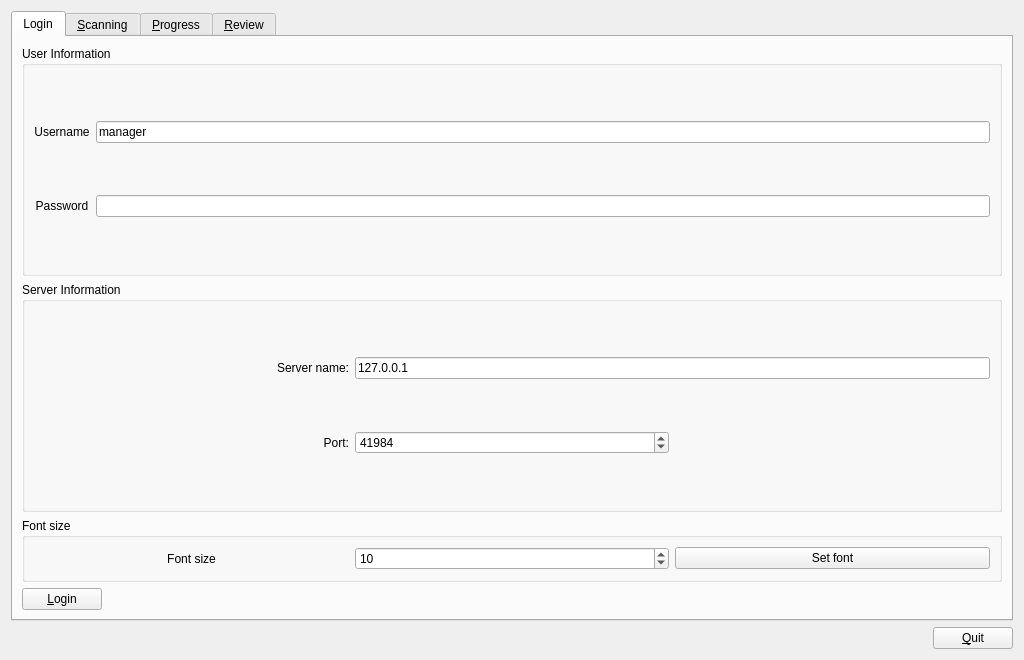
This is qtCreatorFiles/ui_manager.ui in plomgrading/plom as Qt 5 draws it before an edit. The edited form follows.
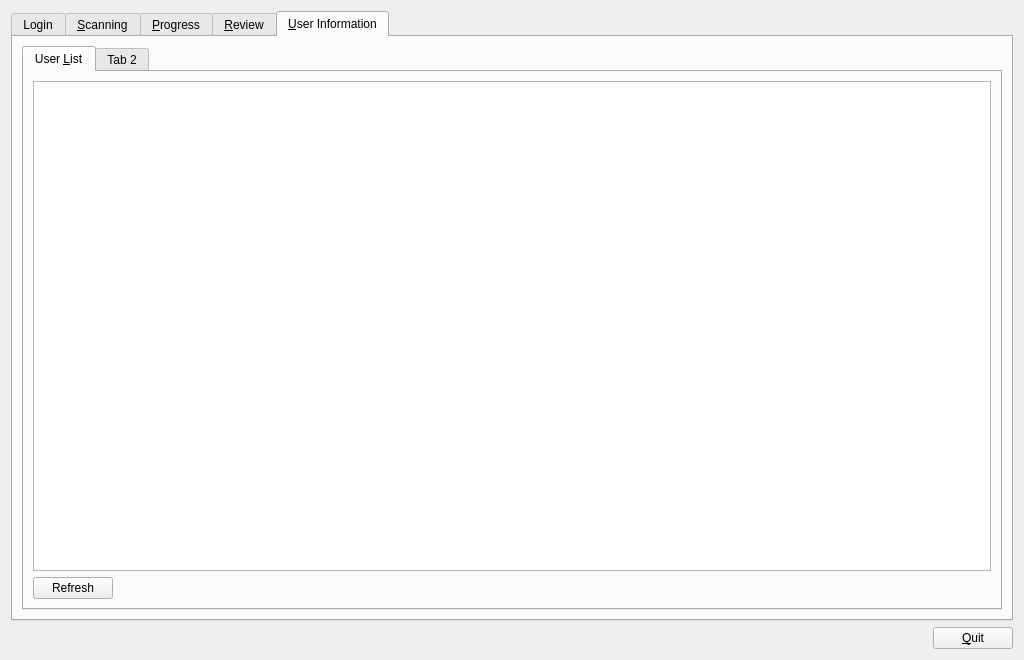
This is the edited form. The open tabs and pages were chosen to show the change.

Commit message: Work on userlist for manager

Patch:
```diff
--- a/qtCreatorFiles/ui_manager.ui
+++ b/qtCreatorFiles/ui_manager.ui
@@ -1057,6 +1057,63 @@
        </item>
       </layout>
      </widget>
+     <widget class="QWidget" name="userAllTab">
+      <attribute name="title">
+       <string>&amp;User Information</string>
+      </attribute>
+      <layout class="QVBoxLayout" name="verticalLayout_21">
+       <item>
+        <widget class="QTabWidget" name="tabWidget_2">
+         <widget class="QWidget" name="tab_2">
+          <attribute name="title">
+           <string>User &amp;List</string>
+          </attribute>
+          <layout class="QVBoxLayout" name="verticalLayout_22">
+           <item>
+            <widget class="QTableWidget" name="userListTW">
+             <property name="alternatingRowColors">
+              <bool>true</bool>
+             </property>
+             <attribute name="verticalHeaderVisible">
+              <bool>false</bool>
+             </attribute>
+            </widget>
+           </item>
+           <item>
+            <layout class="QHBoxLayout" name="horizontalLayout_18">
+             <item>
+              <widget class="QPushButton" name="refreshUserB">
+               <property name="text">
+                <string>Refresh</string>
+               </property>
+              </widget>
+             </item>
+             <item>
+              <spacer name="horizontalSpacer_14">
+               <property name="orientation">
+                <enum>Qt::Horizontal</enum>
+               </property>
+               <property name="sizeHint" stdset="0">
+                <size>
+                 <width>40</width>
+                 <height>20</height>
+                </size>
+               </property>
+              </spacer>
+             </item>
+            </layout>
+           </item>
+          </layout>
+         </widget>
+         <widget class="QWidget" name="tab_3">
+          <attribute name="title">
+           <string>Tab 2</string>
+          </attribute>
+         </widget>
+        </widget>
+       </item>
+      </layout>
+     </widget>
     </widget>
    </item>
    <item>
```
Left out of the diff: 9 changed lines with no effect on the pictures. The commit also changes 8 other files.
